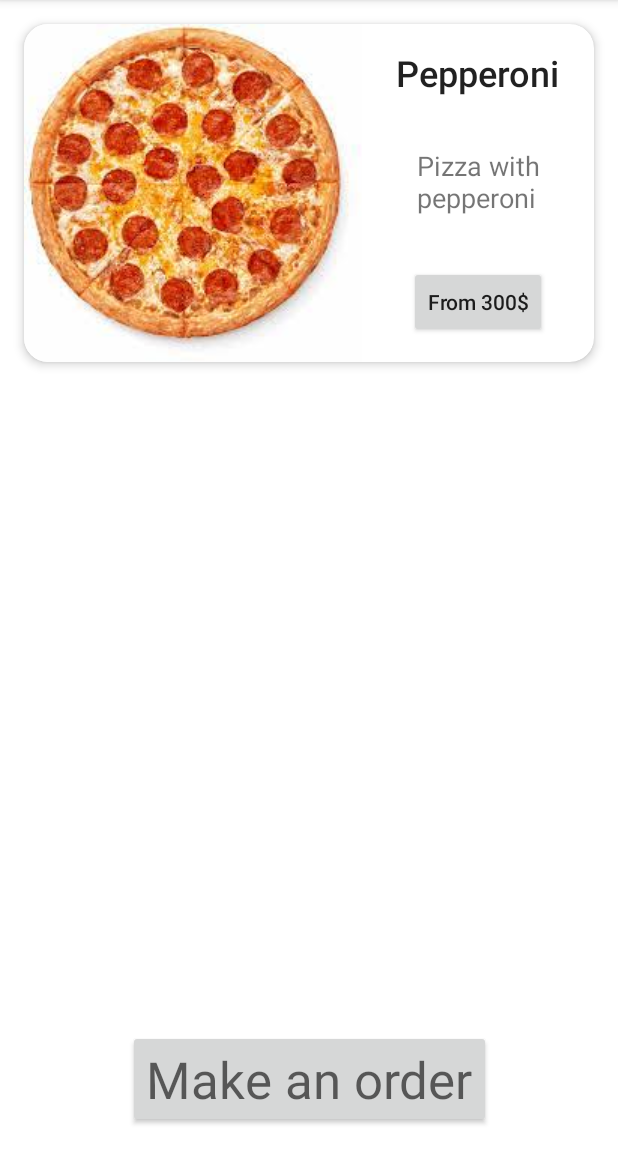
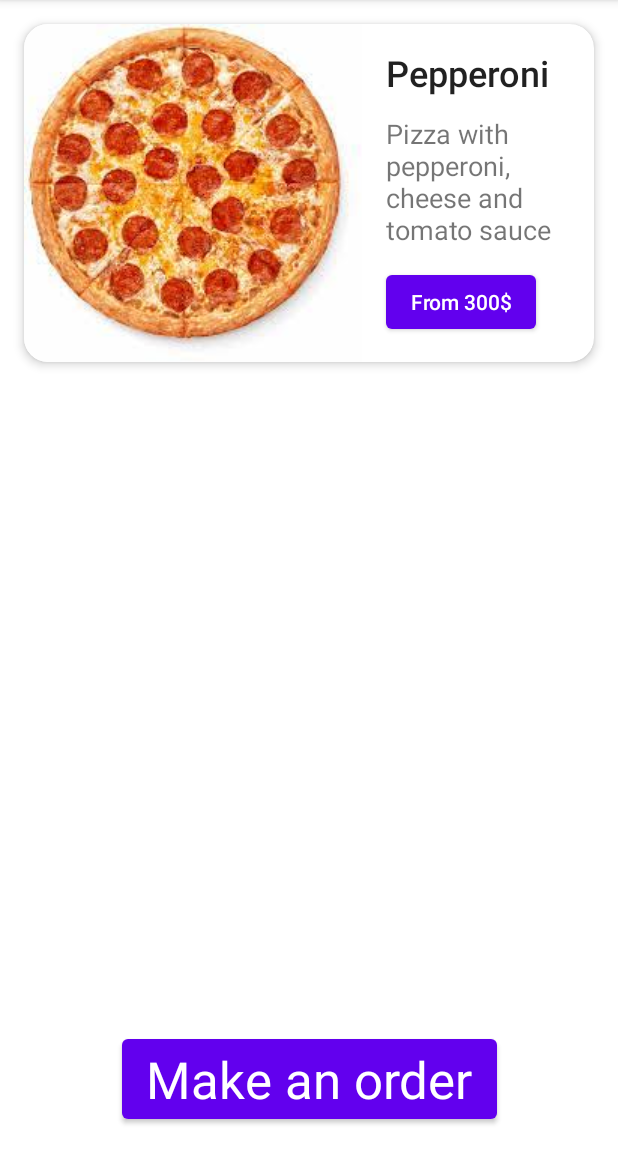
Before and after one commit to palyanaff/AndroidMirea, an Android app: the screen it shows after launch (MainActivity), on a phone screen of 412 x 824 dp, the part 84-1236 px from its top. Run offline under Robolectric (Android 15) with nearby library versions, the phone set to English and light mode, and no system bars.

Commit message:
complete third and fourth task

```diff
--- a/app/src/main/java/ru/palyanaff/mireapr_1/MainActivity.java
+++ b/app/src/main/java/ru/palyanaff/mireapr_1/MainActivity.java
@@ -4,6 +4,9 @@ import androidx.appcompat.app.AppCompatActivity;
 
 import android.os.Bundle;
 import android.util.Log;
+import android.view.View;
+import android.widget.Button;
+import android.widget.TextView;
 import android.widget.Toast;
 
 public class MainActivity extends AppCompatActivity {
@@ -12,8 +15,19 @@ public class MainActivity extends AppCompatActivity {
     protected void onCreate(Bundle savedInstanceState) {
         super.onCreate(savedInstanceState);
         setContentView(R.layout.activity_main);
+
+        TextView pizzaName = (TextView) findViewById(R.id.pizza_name);
+        Button button = (Button) findViewById(R.id.make_order_button);
+        button.setOnClickListener(view -> {
+            Log.i(TAG, "Button click");
+        });
+
         Log.i(TAG, "Create");
         Toast.makeText(this, "Create", Toast.LENGTH_SHORT).show();
+    }
+
+    public void addToBasket(View view) {
+        Log.i(TAG, "Add pizza to basket (+300)");
     }
     @Override
     protected void onStart() {
--- a/app/src/main/res/layout/activity_main.xml
+++ b/app/src/main/res/layout/activity_main.xml
@@ -30,56 +30,49 @@
                 app:layout_constraintStart_toStartOf="parent"
                 app:layout_constraintTop_toTopOf="parent" />
 
-            <!--<LinearLayout
-                android:layout_width="wrap_content"
-                android:layout_height="match_parent"
-                app:layout_constraintTop_toTopOf="parent"
-                app:layout_constraintBottom_toBottomOf="parent"
-                app:layout_constraintEnd_toEndOf="parent"
-                app:layout_constraintStart_toEndOf="@id/pizza_image"
-                android:orientation="vertical">-->
-
             <TextView
                 android:id="@+id/pizza_name"
                 android:layout_width="wrap_content"
                 android:layout_height="wrap_content"
+                android:layout_marginStart="16dp"
                 android:layout_marginTop="16dp"
                 android:text="@string/pepperoni"
                 android:textAppearance="@style/TextAppearance.AppCompat.Body2"
                 android:textSize="24sp"
-                    app:layout_constraintEnd_toEndOf="parent"
                 app:layout_constraintStart_toEndOf="@id/pizza_image"
                 app:layout_constraintTop_toTopOf="parent" />
 
             <TextView
                 android:layout_width="wrap_content"
                 android:layout_height="wrap_content"
+                android:layout_marginStart="16dp"
+                android:maxWidth="128dp"
                 android:text="@string/pizza_description"
                 android:textSize="18sp"
                 app:layout_constraintBottom_toTopOf="@id/pizza_button"
-                app:layout_constraintEnd_toEndOf="parent"
                 app:layout_constraintStart_toEndOf="@id/pizza_image"
                 app:layout_constraintTop_toBottomOf="@id/pizza_name" />
 
-
-                <androidx.appcompat.widget.AppCompatButton
+            <Button
                 android:id="@+id/pizza_button"
                 android:layout_width="wrap_content"
                 android:layout_height="wrap_content"
+                android:layout_marginStart="16dp"
                 android:layout_marginBottom="16dp"
                 android:text="@string/price"
+                android:onClick="addToBasket"
                 android:textAppearance="@style/TextAppearance.AppCompat.Body2"
                 app:layout_constraintBottom_toBottomOf="parent"
-                    app:layout_constraintEnd_toEndOf="parent"
                 app:layout_constraintStart_toEndOf="@id/pizza_image" />
-            <!--</LinearLayout>-->
+
 
         </androidx.constraintlayout.widget.ConstraintLayout>
 
 
     </androidx.cardview.widget.CardView>
 
-    <androidx.appcompat.widget.AppCompatButton
+    <Button
+        android:id="@+id/make_order_button"
         android:layout_width="wrap_content"
         android:layout_height="wrap_content"
         android:layout_marginBottom="16dp"
--- a/app/src/main/res/values/strings.xml
+++ b/app/src/main/res/values/strings.xml
@@ -2,6 +2,6 @@
     <string name="app_name">MireaPR_1</string>
     <string name="pepperoni">Pepperoni</string>
     <string name="price">From 300$</string>
-    <string name="pizza_description">Pizza with\npepperoni</string>
+    <string name="pizza_description">Pizza with pepperoni, cheese and tomato sauce</string>
     <string name="make_an_order">Make an order</string>
 </resources>
```
Lines whose indentation alone changed are shown as unchanged.
